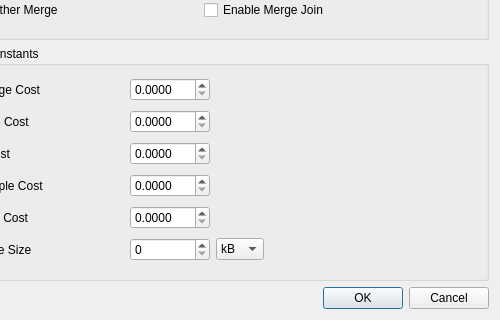
The window that GUI/pgdbatool/dlgplanmethods.ui (marcotcal/PG-DBA-Tools) describes before a commit, drawn with Qt 5; both pictures show x 99 to 599 and y 206 to 526 of the 599 by 526 pixel window.
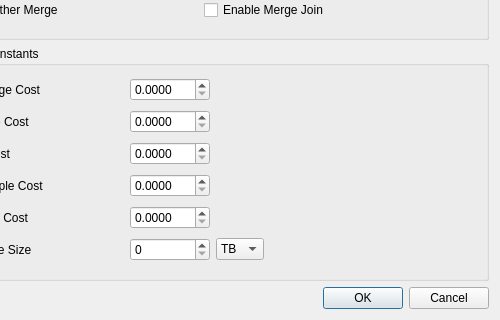
The same window after the commit.

```diff
--- a/GUI/pgdbatool/dlgplanmethods.ui
+++ b/GUI/pgdbatool/dlgplanmethods.ui
@@ -262,6 +262,9 @@
       </item>
       <item row="5" column="2">
        <widget class="QComboBox" name="cb_unit">
+        <property name="currentIndex">
+         <number>3</number>
+        </property>
         <item>
          <property name="text">
           <string>kB</string>
```
